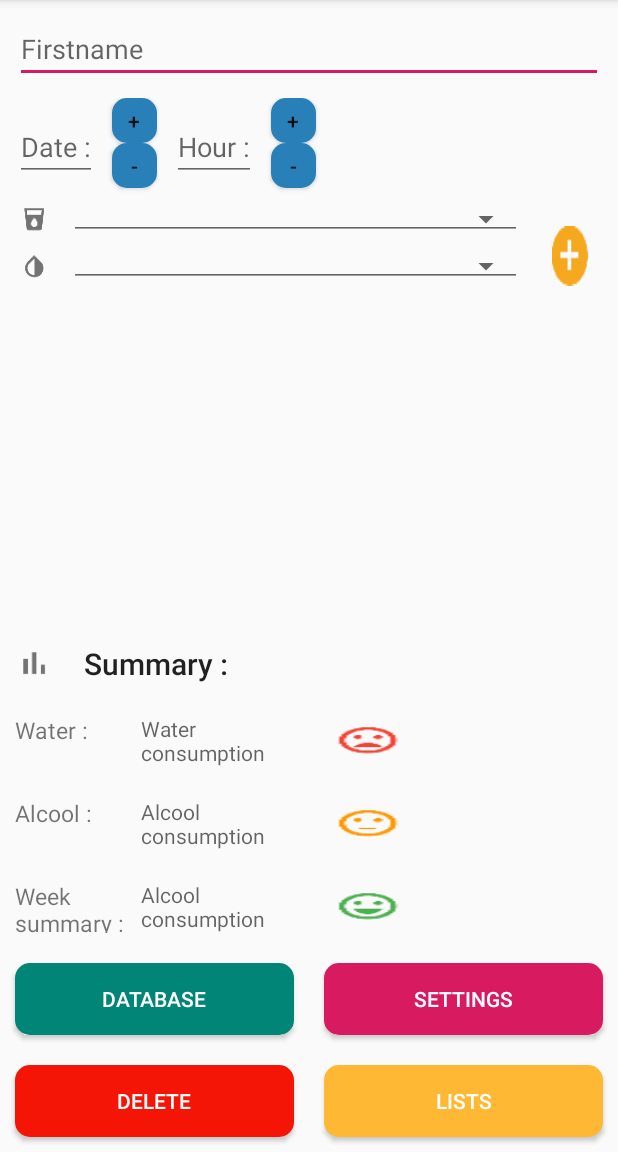
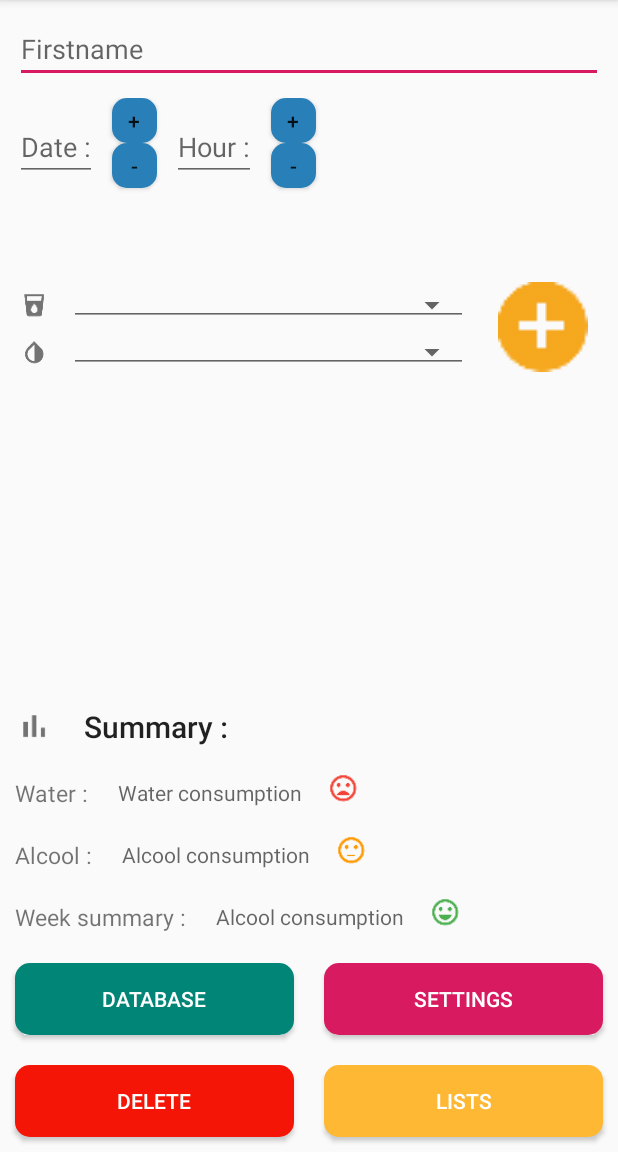
Before and after one commit to JustineJa/SuiviConso, an Android app: the screen it shows after launch (MainActivity), on a phone screen of 412 x 824 dp, the part 84-1236 px from its top. Run offline under Robolectric (Android 15) with nearby library versions, the phone set to English and light mode, and no system bars.

Commit message:
passage de main activity en relative layout sur les conso

```diff
--- a/app/src/main/res/layout/activity_main.xml
+++ b/app/src/main/res/layout/activity_main.xml
@@ -5,10 +5,9 @@
     xmlns:app="http://schemas.android.com/apk/res-auto"
     android:orientation="vertical">
 
-    <LinearLayout
+    <RelativeLayout
         android:layout_width="match_parent"
-        android:layout_height="wrap_content"
-        android:orientation="horizontal">
+        android:layout_height="wrap_content">
 
         <EditText
             android:id="@+id/activity_main_user"
@@ -16,7 +15,7 @@
             android:layout_height="wrap_content"
             android:hint="@string/user"
             android:layout_margin="10dp" />
-    </LinearLayout>
+    </RelativeLayout>
 
     <RelativeLayout
         android:layout_width="match_parent"
@@ -89,6 +88,11 @@
 
     </RelativeLayout>
 
+    <Space
+        android:layout_width="match_parent"
+        android:layout_height="wrap_content"
+        android:layout_weight="10" />
+
     <LinearLayout
         android:layout_width="match_parent"
         android:layout_height="wrap_content"
@@ -99,6 +103,7 @@
             android:layout_height="wrap_content"
             android:orientation="vertical"
             android:layout_weight="80">
+
             <!-- Drink Type -->
             <RelativeLayout
                 android:layout_width="wrap_content"
@@ -139,16 +144,16 @@
 
             </RelativeLayout>
         </LinearLayout>
+
         <Button
             android:id="@+id/activity_main_update_btn"
-            android:layout_width="40dp"
-            android:layout_height="40dp"
-            android:layout_gravity="end|center_vertical"
+            style="@style/TextAppearance.AppCompat.Button"
+            android:layout_width="60dp"
+            android:layout_height="60dp"
+            android:layout_gravity="end"
             android:layout_margin="20dp"
-            android:layout_weight="20"
             android:background="@drawable/ic_add_circle_black_24px"
-            android:enabled="false"
-            style="@style/TextAppearance.AppCompat.Button" />
+            android:enabled="false" />
 
     </LinearLayout>
 
@@ -180,109 +185,93 @@
 
     </RelativeLayout>
 
-        <LinearLayout
-            android:layout_width="wrap_content"
-            android:layout_height="wrap_content"
-            android:orientation="vertical"
-            android:layout_gravity="center_vertical">
-
-            <LinearLayout
+    <RelativeLayout
         android:layout_width="match_parent"
-                android:layout_height="wrap_content"
-                android:layout_margin="10dp"
-                android:orientation="horizontal">
+        android:layout_height="wrap_content">
 
         <TextView
             android:id="@+id/activity_main_water"
-                    android:layout_width="0dp"
-                    android:layout_height="match_parent"
-                    android:layout_weight="30"
+            android:layout_width="wrap_content"
+            android:layout_height="wrap_content"
             android:text="@string/water"
-                    android:textSize="15sp" />
-
+            android:textSize="15sp"
+            android:layout_centerVertical="true"
+            android:layout_margin="10dp"/>
         <TextView
             android:id="@+id/activity_main_water_result"
-                    android:layout_width="0dp"
-                    android:layout_height="match_parent"
+            android:layout_width="wrap_content"
+            android:layout_height="wrap_content"
             android:layout_gravity="center_vertical"
-                    android:layout_weight="40"
-                    android:hint="@string/water_value" />
-
+            android:layout_toRightOf="@+id/activity_main_water"
+            android:hint="@string/water_value"
+            android:layout_centerVertical="true"
+            android:layout_margin="10dp"/>
         <ImageView
             android:id="@+id/activity_main_water_kpi"
             android:layout_width="35dp"
             android:layout_height="35dp"
-                    android:layout_weight="15"
+            android:layout_toRightOf="@+id/activity_main_water_result"
             android:background="@drawable/ic_mood_bad" />
+    </RelativeLayout>
 
-            </LinearLayout>
-
-            <LinearLayout
+    <RelativeLayout
         android:layout_width="match_parent"
-                android:layout_height="wrap_content"
-                android:layout_margin="10dp"
-                android:orientation="horizontal">
-
+        android:layout_height="wrap_content">
         <TextView
             android:id="@+id/activity_main_alcool"
-                    android:layout_width="0dp"
-                    android:layout_height="match_parent"
-                    android:layout_weight="30"
+            android:layout_width="wrap_content"
+            android:layout_height="wrap_content"
             android:text="@string/alcool"
-                    android:textSize="15sp" />
-
+            android:textSize="15sp"
+            android:layout_centerVertical="true"
+            android:layout_margin="10dp"/>
         <TextView
             android:id="@+id/activity_main_alcool_result"
-                    android:layout_width="0dp"
-                    android:layout_height="match_parent"
+            android:layout_width="wrap_content"
+            android:layout_height="wrap_content"
             android:layout_gravity="center_vertical"
-                    android:layout_weight="40"
-                    android:hint="@string/alcool_value" />
-
+            android:layout_toEndOf="@+id/activity_main_alcool"
+            android:hint="@string/alcool_value"
+            android:layout_centerVertical="true"
+            android:layout_margin="10dp"/>
         <ImageView
             android:id="@+id/activity_main_alcool_kpi"
             android:layout_width="35dp"
             android:layout_height="35dp"
-                    android:layout_weight="15"
+            android:layout_toRightOf="@+id/activity_main_alcool_result"
             android:background="@drawable/ic_sentiment_neutral" />
-
-            </LinearLayout>
-
-            <LinearLayout
+    </RelativeLayout>
+    <RelativeLayout
         android:layout_width="match_parent"
-                android:layout_height="wrap_content"
-                android:layout_margin="10dp"
-                android:orientation="horizontal">
-
+        android:layout_height="wrap_content">
             <TextView
                 android:id="@+id/activity_main_alcool_hebdo"
-                    android:layout_width="0dp"
-                    android:layout_height="match_parent"
-                    android:layout_weight="30"
+                android:layout_width="wrap_content"
+                android:layout_height="wrap_content"
                 android:text="@string/week_summary"
-                    android:textSize="15sp" />
-
+                android:textSize="15sp"
+                android:layout_centerVertical="true"
+                android:layout_margin="10dp"/>
             <TextView
                 android:id="@+id/activity_main_alcool_result_hebdo"
-                    android:layout_width="0dp"
-                    android:layout_height="match_parent"
+                android:layout_width="wrap_content"
+                android:layout_height="wrap_content"
                 android:layout_gravity="center_vertical"
-                    android:layout_weight="40"
-                    android:hint="@string/alcool_value" />
-
+                android:layout_toRightOf="@+id/activity_main_alcool_hebdo"
+                android:hint="@string/alcool_value"
+                android:layout_centerVertical="true"
+                android:layout_margin="10dp"/>
             <ImageView
                 android:id="@+id/activity_main_alcool_kpi_hebdo"
                 android:layout_width="35dp"
                 android:layout_height="35dp"
-                    android:layout_weight="15"
+                android:layout_toRightOf="@+id/activity_main_alcool_result_hebdo"
                 android:background="@drawable/ic_sentiment_very_satisfied" />
-            </LinearLayout>
+    </RelativeLayout>
 
-        </LinearLayout>
     <LinearLayout
         android:layout_width="match_parent"
-        android:layout_height="wrap_content"
-        android:orientation="horizontal">
+        android:layout_height="wrap_content">
         <Button
             android:layout_width="0dp"
             android:layout_height="wrap_content"
@@ -295,7 +284,6 @@
             android:background="@drawable/button_radius_primary_color"
             style="@style/TextAppearance.AppCompat.Button"
             android:layout_weight="50"/>
-
         <Button
             android:layout_width="0dp"
             android:layout_height="wrap_content"
@@ -309,7 +297,6 @@
             style="@style/TextAppearance.AppCompat.Button"
             android:layout_weight="50"/>
     </LinearLayout>
-
     <LinearLayout
         android:layout_width="match_parent"
         android:layout_height="wrap_content"
@@ -339,6 +326,5 @@
             android:background="@drawable/button_radius_orange_color"
             style="@style/TextAppearance.AppCompat.Button"
             android:layout_weight="50"/>
-
     </LinearLayout>
 </LinearLayout>
```
Lines whose indentation alone changed are shown as unchanged.
